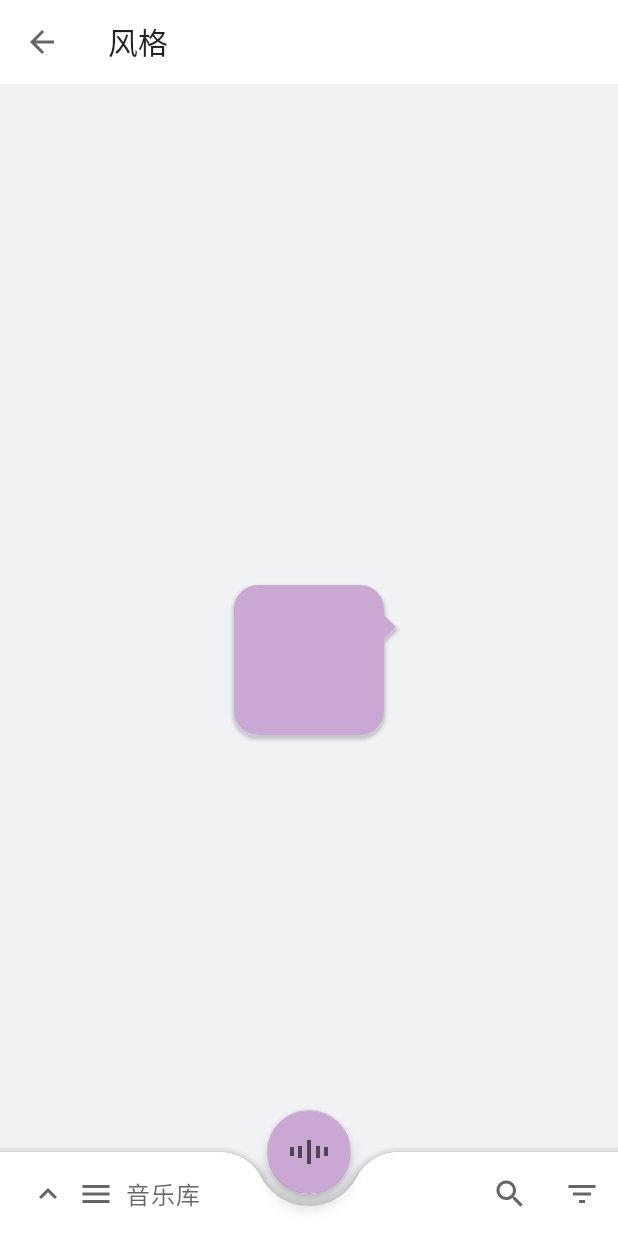
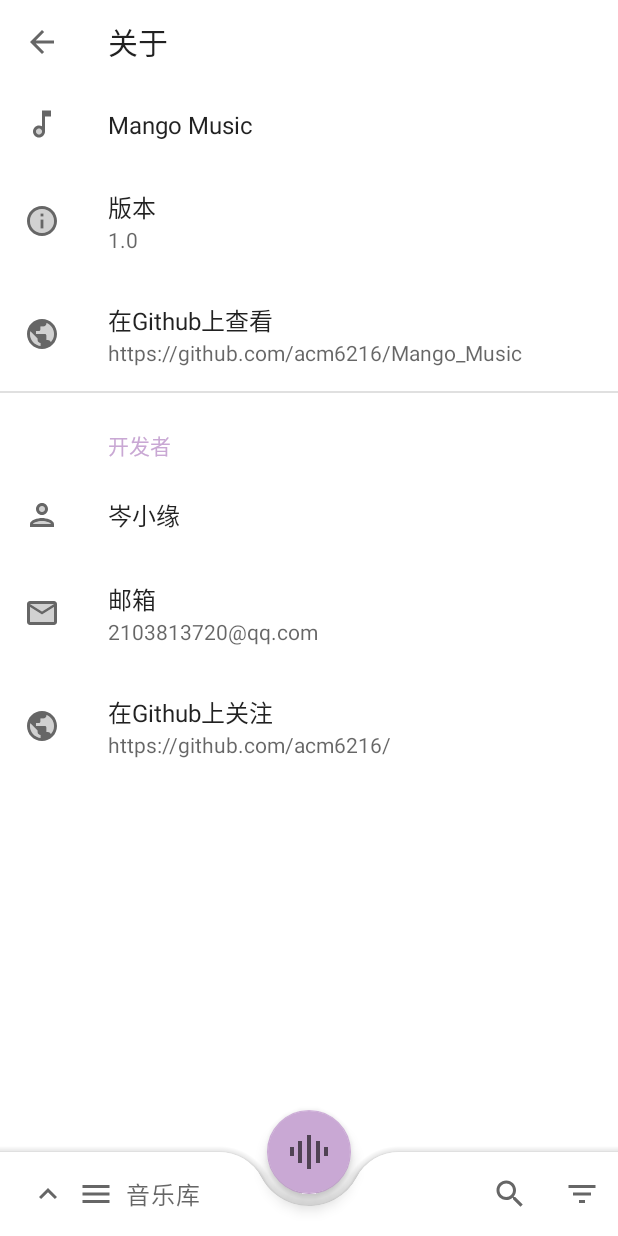
Before and after one commit to acm6216/Mango_Music, an Android app: the AboutFragment screen opened through its navigation route, on a phone screen of 412 x 824 dp. Run offline under Robolectric (Android 15) with nearby library versions, the phone set to English and light mode, and no system bars; our stand-ins replace Dagger/Hilt's generated code, Room's generated code, androidx.preference, data binding; libraries missing offline, so code that uses them is left out: com.blankj.utilcode, me.zhanghai.android; 12 statements that could not run were skipped.

Commit message:
完善AboutFragment

```diff
--- /dev/null
+++ b/app/src/main/java/app/mango/music/ui/about/About.kt
@@ -0,0 +1,38 @@
+package app.mango.music.ui.about
+
+import android.content.Intent
+import android.net.Uri
+import android.os.Bundle
+import android.view.View
+import androidx.preference.Preference
+import app.mango.music.R
+import app.mango.music.ui.settings.BasePreferenceFragment
+
+class About: BasePreferenceFragment() {
+    override fun onCreatePreferences(savedInstanceState: Bundle?, rootKey: String?) {
+        setPreferencesFromResource(R.xml.about_preferences,rootKey)
+    }
+
+    override fun onViewCreated(view: View, savedInstanceState: Bundle?) {
+        super.onViewCreated(view, savedInstanceState)
+        findPreference<Preference>(R.string.key_about_version)?.summary = getVersionName()
+        findPreference<Preference>(R.string.key_about_developer_github)?.setOnPreferenceClickListener {
+            it.summary.toString().openUrl()
+            true
+        }
+        findPreference<Preference>(R.string.key_about_github)?.setOnPreferenceClickListener {
+            it.summary.toString().openUrl()
+            true
+        }
+    }
+
+    private fun String.openUrl(){
+        startActivity(Intent(Intent.ACTION_VIEW, Uri.parse(this)))
+    }
+
+    private fun getVersionName():String{
+        val pm = requireContext().packageManager
+        val pi = pm?.getPackageInfo(requireContext().packageName, 0)
+        return pi?.versionName?:"1.0"
+    }
+}
--- a/app/src/main/java/app/mango/music/ui/AboutFragment.kt
+++ b/app/src/main/java/app/mango/music/ui/about/AboutFragment.kt
@@ -1,17 +1,15 @@
-package app.mango.music.ui
+package app.mango.music.ui.about
 
 import android.annotation.SuppressLint
-import android.graphics.Paint
 import android.os.Bundle
 import android.view.View
 import app.mango.music.R
 import app.mango.music.databinding.FragmentAboutBinding
+import app.mango.music.ui.BaseFragment
 import app.mango.music.utils.DimensionExtensions.dpToPx
-import app.mango.music.utils.themeColor
-import com.google.android.material.shape.*
 import com.google.android.material.transition.MaterialFade
 
-class AboutFragment:BaseFragment<FragmentAboutBinding>() {
+class AboutFragment: BaseFragment<FragmentAboutBinding>() {
 
     override fun onCreate(savedInstanceState: Bundle?) {
         super.onCreate(savedInstanceState)
@@ -32,7 +30,8 @@ class AboutFragment:BaseFragment<FragmentAboutBinding>() {
         binding.toolbar.setNavigationOnClickListener { navController.navigateUp() }
 
         //气泡 带 阴影
-        val shapePathModel = ShapeAppearanceModel.builder()
+
+        /*val shapePathModel = ShapeAppearanceModel.builder()
             .setAllCorners(RoundedCornerTreatment())
             .setAllCornerSizes(16.dp())
             .setRightEdge(object :TriangleEdgeTreatment(8.dp(),false){
@@ -45,6 +44,7 @@ class AboutFragment:BaseFragment<FragmentAboutBinding>() {
                     super.getEdgePath(length, 12.dp(), interpolation, shapePath)
                 }
             }).build()
+            <!--android:clipChildren="false"-->
         val backgroundDrawable = MaterialShapeDrawable(shapePathModel).apply {
             setTint(requireContext().themeColor(R.attr.colorSecondary))
             paintStyle = Paint.Style.FILL
@@ -56,7 +56,7 @@ class AboutFragment:BaseFragment<FragmentAboutBinding>() {
             shadowVerticalOffset = 2.dp().toInt()
 
         }
-        binding.test.background = backgroundDrawable
+        binding.test.background = backgroundDrawable*/
 
         /*val shapePathModel = ShapeAppearanceModel.builder()
             .setAllCorners(RoundedCornerTreatment())
--- a/app/src/main/java/app/mango/music/ui/settings/AudioEffectSettings.kt
+++ b/app/src/main/java/app/mango/music/ui/settings/AudioEffectSettings.kt
@@ -117,9 +117,11 @@ class AudioEffectSettings:BasePreferenceFragment() {
                 setSeekBarEnable(newValue!=true)
                 true
             }
-            setSeekBarEnable(
-                !preferenceCategory.sharedPreferences.getBoolean(key,false)
-            )
+            preferenceCategory.sharedPreferences?.let {
+                setSeekBarEnable(
+                    !it.getBoolean(key, false)
+                )
+            }
             isIconSpaceReserved = false
         })
     }
@@ -132,7 +134,7 @@ class AudioEffectSettings:BasePreferenceFragment() {
                 seekbars.forEach {
                     it.seekBarPreference.apply {
                         value = max / 2
-                        onPreferenceChangeListener.onPreferenceChange(this, max / 2)
+                        onPreferenceChangeListener?.onPreferenceChange(this, max / 2)
                     }
                 }
             }
@@ -195,7 +197,7 @@ class AudioEffectSettings:BasePreferenceFragment() {
         val level = equalizer.getBandLevel(bandLevel.index).toInt()
         bandLevel.seekBarPreference.apply {
             value = level + bandLevel.maxBandLevel
-            if(!isAuto) onPreferenceChangeListener.onPreferenceChange(this,value)
+            if(!isAuto) onPreferenceChangeListener?.onPreferenceChange(this,value)
         }
     }
 
--- /dev/null
+++ b/app/src/main/res/drawable/ic_email.xml
@@ -0,0 +1,15 @@
+<vector xmlns:android="http://schemas.android.com/apk/res/android"
+    android:width="24dp"
+    android:height="24dp"
+    android:viewportWidth="24"
+    android:viewportHeight="24"
+    android:tint="?attr/colorControlNormal">
+  <path
+      android:fillColor="@android:color/white"
+      android:pathData="M20,8l-8,5 -8,-5v10h16zM20,6L4,6l8,4.99z"
+      android:strokeAlpha="0.3"
+      android:fillAlpha="0.3"/>
+  <path
+      android:fillColor="@android:color/white"
+      android:pathData="M4,20h16c1.1,0 2,-0.9 2,-2V6c0,-1.1 -0.9,-2 -2,-2H4c-1.1,0 -2,0.9 -2,2v12c0,1.1 0.9,2 2,2zM20,6l-8,4.99L4,6h16zM4,8l8,5 8,-5v10H4V8z"/>
+</vector>
--- /dev/null
+++ b/app/src/main/res/drawable/ic_person.xml
@@ -0,0 +1,20 @@
+<vector xmlns:android="http://schemas.android.com/apk/res/android"
+    android:width="24dp"
+    android:height="24dp"
+    android:viewportWidth="24"
+    android:viewportHeight="24"
+    android:tint="?attr/colorControlNormal">
+  <path
+      android:fillColor="@android:color/white"
+      android:pathData="M12,16c-2.69,0 -5.77,1.28 -6,2h12c-0.2,-0.71 -3.3,-2 -6,-2z"
+      android:strokeAlpha="0.3"
+      android:fillAlpha="0.3"/>
+  <path
+      android:fillColor="@android:color/white"
+      android:pathData="M12,8m-2,0a2,2 0,1 1,4 0a2,2 0,1 1,-4 0"
+      android:strokeAlpha="0.3"
+      android:fillAlpha="0.3"/>
+  <path
+      android:fillColor="@android:color/white"
+      android:pathData="M12,14c-2.67,0 -8,1.34 -8,4v2h16v-2c0,-2.66 -5.33,-4 -8,-4zM6,18c0.22,-0.72 3.31,-2 6,-2 2.7,0 5.8,1.29 6,2L6,18zM12,12c2.21,0 4,-1.79 4,-4s-1.79,-4 -4,-4 -4,1.79 -4,4 1.79,4 4,4zM12,6c1.1,0 2,0.9 2,2s-0.9,2 -2,2 -2,-0.9 -2,-2 0.9,-2 2,-2z"/>
+</vector>
--- /dev/null
+++ b/app/src/main/res/drawable/ic_public.xml
@@ -0,0 +1,15 @@
+<vector xmlns:android="http://schemas.android.com/apk/res/android"
+    android:width="24dp"
+    android:height="24dp"
+    android:viewportWidth="24"
+    android:viewportHeight="24"
+    android:tint="?attr/colorControlNormal">
+  <path
+      android:fillColor="@android:color/white"
+      android:pathData="M14.99,4.59V5c0,1.1 -0.9,2 -2,2h-2v2c0,0.55 -0.45,1 -1,1h-2v2h6c0.55,0 1,0.45 1,1v3h1c0.89,0 1.64,0.59 1.9,1.4C19.19,15.98 20,14.08 20,12c0,-3.35 -2.08,-6.23 -5.01,-7.41zM8.99,16v-1l-4.78,-4.78C4.08,10.79 4,11.39 4,12c0,4.07 3.06,7.43 6.99,7.93V18c-1.1,0 -2,-0.9 -2,-2z"
+      android:strokeAlpha="0.3"
+      android:fillAlpha="0.3"/>
+  <path
+      android:fillColor="@android:color/white"
+      android:pathData="M12,2C6.48,2 2,6.48 2,12s4.48,10 10,10 10,-4.48 10,-10S17.52,2 12,2zM10.99,19.93C7.06,19.43 4,16.07 4,12c0,-0.61 0.08,-1.21 0.21,-1.78L8.99,15v1c0,1.1 0.9,2 2,2v1.93zM17.89,17.4c-0.26,-0.81 -1,-1.4 -1.9,-1.4h-1v-3c0,-0.55 -0.45,-1 -1,-1h-6v-2h2c0.55,0 1,-0.45 1,-1L10.99,7h2c1.1,0 2,-0.9 2,-2v-0.41C17.92,5.77 20,8.65 20,12c0,2.08 -0.81,3.98 -2.11,5.4z"/>
+</vector>
--- a/app/src/main/res/layout/fragment_about.xml
+++ b/app/src/main/res/layout/fragment_about.xml
@@ -1,40 +1,35 @@
 <?xml version="1.0" encoding="utf-8"?>
-<layout xmlns:tools="http://schemas.android.com/tools"
-    xmlns:android="http://schemas.android.com/apk/res/android"
-    xmlns:app="http://schemas.android.com/apk/res-auto">
+<layout xmlns:android="http://schemas.android.com/apk/res/android"
+    xmlns:app="http://schemas.android.com/apk/res-auto"
+    xmlns:tools="http://schemas.android.com/tools">
 
     <androidx.coordinatorlayout.widget.CoordinatorLayout
-        android:background="?scrimBackground"
         android:layout_width="match_parent"
-        android:layout_height="match_parent">
+        android:layout_height="match_parent"
+        android:background="?colorAppBarSurface">
 
         <com.google.android.material.appbar.AppBarLayout
+            android:layout_width="match_parent"
+            android:layout_height="wrap_content"
             android:background="?attr/colorSurface"
             app:elevation="0dp"
-            app:marginTopSystemWindowInsets="@{true}"
-            android:layout_width="match_parent"
-            android:layout_height="wrap_content">
+            app:marginTopSystemWindowInsets="@{true}">
 
             <androidx.appcompat.widget.Toolbar
                 android:id="@+id/toolbar"
-                app:title="@string/style_fragment_label"
+                android:layout_width="match_parent"
+                android:layout_height="?actionBarSize"
                 app:navigationIcon="@drawable/ic_arrow_back"
-                android:layout_width="match_parent"
-                android:layout_height="?actionBarSize"/>
+                app:title="@string/about_fragment_label" />
 
         </com.google.android.material.appbar.AppBarLayout>
 
-        <androidx.appcompat.widget.LinearLayoutCompat
-            android:gravity="center"
-            android:clipChildren="false"
-            app:layout_behavior="com.google.android.material.appbar.AppBarLayout$ScrollingViewBehavior"
+        <fragment
+            android:name="app.mango.music.ui.about.About"
             android:layout_width="match_parent"
-            android:layout_height="match_parent">
-            <View
-                android:id="@+id/test"
-                android:layout_width="100dp"
-                android:layout_height="100dp"/>
-        </androidx.appcompat.widget.LinearLayoutCompat>
+            android:layout_height="match_parent"
+            android:tag="app.mango.music.ui.about.About"
+            app:layout_behavior="com.google.android.material.appbar.AppBarLayout$ScrollingViewBehavior" />
 
     </androidx.coordinatorlayout.widget.CoordinatorLayout>
 </layout>
--- a/app/src/main/res/menu/menu_main.xml
+++ b/app/src/main/res/menu/menu_main.xml
@@ -20,7 +20,7 @@
         <item
             android:id="@+id/to_artist"
             android:checked="true"
-            android:icon="@drawable/ic_account"
+            android:icon="@drawable/ic_artist"
             android:title="@string/navigation_artist" />
     </group>
     <group android:checkableBehavior="single">
--- a/app/src/main/res/navigation/nav_graph.xml
+++ b/app/src/main/res/navigation/nav_graph.xml
@@ -54,8 +54,8 @@
 
     <fragment
         android:id="@+id/about_fragment"
-        android:name="app.mango.music.ui.AboutFragment"
-        android:label="@string/style_fragment_label"
+        android:name="app.mango.music.ui.about.AboutFragment"
+        android:label="@string/about_fragment_label"
         tools:layout="@layout/fragment_about"/>
 
     <fragment
--- a/app/src/main/res/values/strings.xml
+++ b/app/src/main/res/values/strings.xml
@@ -62,7 +62,7 @@
     <string name="search_fragment_label">搜索</string>
     <string name="settings_fragment_label">设置</string>
     <string name="detail_fragment_label">详细</string>
-    <string name="style_fragment_label">风格</string>
+    <string name="about_fragment_label">关于</string>
     <string name="playing_fragment_label">播放</string>
 
     <!-- Preference -->
@@ -158,4 +158,17 @@
     <string name="set_audio_effect_presets">预设</string>
     <string name="key_set_audio_effect_presets" translatable="false">key_set_audio_effect_presets</string>
 
+    <!-- About -->
+    <string name="about_version">版本</string>
+    <string name="key_about_version">key_about_version</string>
+    <string name="about_github">在Github上查看</string>
+    <string name="key_about_github">key_about_github</string>
+    <string name="about_github_detail">https://github.com/acm6216/Mango_Music</string>
+    <string name="about_developer">开发者</string>
+    <string name="about_developer_name">岑小缘</string>
+    <string name="about_developer_email">邮箱</string>
+    <string name="about_developer_email_detail">2103813720@qq.com</string>
+    <string name="about_developer_github">在Github上关注</string>
+    <string name="key_about_developer_github">key_about_developer_github</string>
+    <string name="about_developer_github_detail">https://github.com/acm6216/</string>
 </resources>
--- a/app/src/main/res/xml/about_preferences.xml
+++ b/app/src/main/res/xml/about_preferences.xml
@@ -1,4 +1,37 @@
 <?xml version="1.0" encoding="utf-8"?>
-<PreferenceScreen xmlns:android="http://schemas.android.com/apk/res/android">
+<PreferenceScreen xmlns:android="http://schemas.android.com/apk/res/android"
+    xmlns:app="http://schemas.android.com/apk/res-auto">
+
+    <Preference
+        app:icon="@drawable/ic_music"
+        app:title="@string/app_name" />
+
+    <Preference
+        app:icon="@drawable/ic_info"
+        app:key="@string/key_about_version"
+        app:title="@string/about_version" />
+    <Preference
+        app:icon="@drawable/ic_public"
+        app:key="@string/key_about_github"
+        app:summary="@string/about_github_detail"
+        app:title="@string/about_github" />
+
+    <PreferenceCategory app:title="@string/about_developer">
+
+        <Preference
+            app:icon="@drawable/ic_person"
+            app:title="@string/about_developer_name" />
+
+        <Preference
+            app:icon="@drawable/ic_email"
+            app:summary="@string/about_developer_email_detail"
+            app:title="@string/about_developer_email" />
+        <Preference
+            app:icon="@drawable/ic_public"
+            app:key="@string/key_about_developer_github"
+            app:summary="@string/about_developer_github_detail"
+            app:title="@string/about_developer_github" />
+
+    </PreferenceCategory>
 
 </PreferenceScreen>
```
Also changed, not shown: app/src/main/res/drawable/ic_artist.xml (renamed from app/src/main/res/drawable/ic_account.xml).
